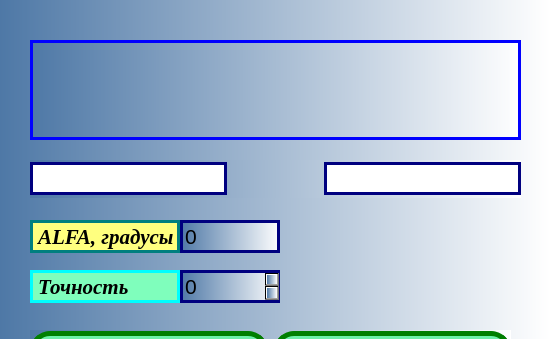
Qt form LineProgramUi/solution.ui (kirilkin67/OOP) before a commit; both pictures show x 0 to 550 and y 0 to 339 of the 550 by 500 pixel window.
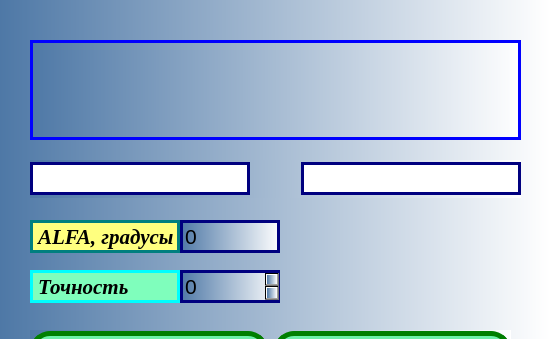
The same form after that commit. Icons and pictures are not drawn.

Commit message: line program ui

Patch:
```diff
--- a/LineProgramUi/solution.ui
+++ b/LineProgramUi/solution.ui
@@ -301,7 +301,7 @@
      <string notr="true">border: 3px solid rgb(0, 0, 127);</string>
     </property>
    </widget>
-   <widget class="QWidget" name="">
+   <widget class="QWidget" name="layoutWidget">
     <property name="geometry">
      <rect>
       <x>30</x>
@@ -313,6 +313,12 @@
     <layout class="QHBoxLayout" name="horizontalLayout">
      <item>
       <widget class="QLineEdit" name="result_1">
+       <property name="minimumSize">
+        <size>
+         <width>220</width>
+         <height>0</height>
+        </size>
+       </property>
        <property name="font">
         <font>
          <pointsize>16</pointsize>
@@ -340,7 +346,7 @@
        </property>
        <property name="sizeHint" stdset="0">
         <size>
-         <width>80</width>
+         <width>20</width>
          <height>20</height>
         </size>
        </property>
@@ -348,15 +354,27 @@
      </item>
      <item>
       <widget class="QLineEdit" name="result_2">
+       <property name="minimumSize">
+        <size>
+         <width>220</width>
+         <height>0</height>
+        </size>
+       </property>
        <property name="font">
         <font>
          <pointsize>16</pointsize>
         </font>
        </property>
+       <property name="layoutDirection">
+        <enum>Qt::LeftToRight</enum>
+       </property>
        <property name="styleSheet">
         <string notr="true">background-color: rgb(255, 255, 255);
 border: 3px solid rgb(0, 0, 127);</string>
        </property>
+       <property name="inputMask">
+        <string/>
+       </property>
        <property name="text">
         <string/>
        </property>
```
Left out of the diff: 15 changed lines with no effect on the pictures. The commit also changes 4 other files.
